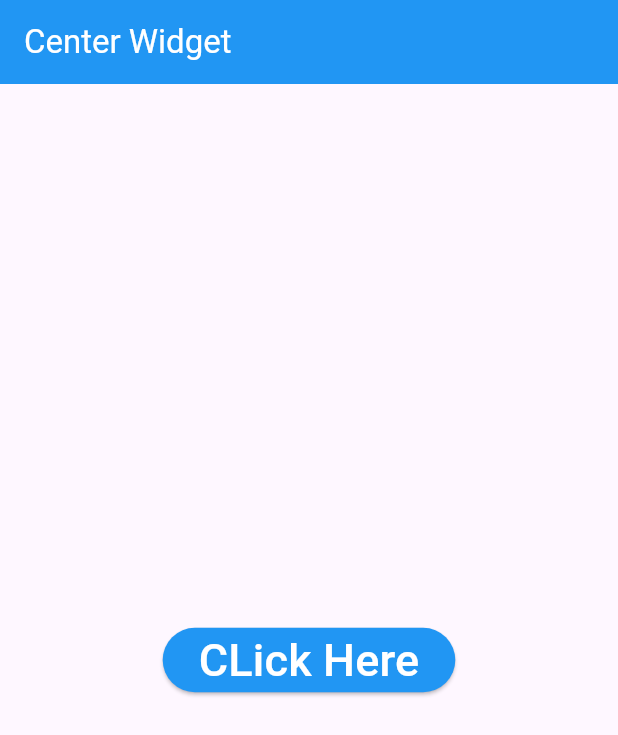
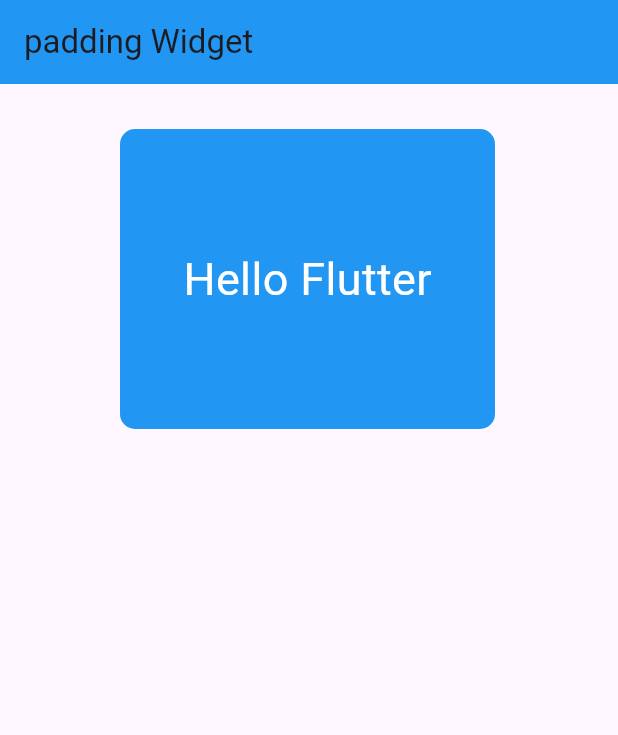
Before and after one commit to Gulshid/Flutter-Shorts-, a Flutter app: the screen it shows after launch, on a phone screen of 412 x 824 dp. Shown: the top 735 px of the screen. Run offline on Flutter 3.47's test engine with Material 3 defaults, Android fonts, the phone set to English and light mode, and no system bars.

Commit message:
padding is done

```diff
--- /dev/null
+++ b/shorts/lib/ Basic Flutter Widgets/padding_widget.dart
@@ -0,0 +1,40 @@
+import 'package:flutter/material.dart';
+
+class PaddingWidget extends StatefulWidget {
+  const PaddingWidget({super.key});
+
+  @override
+  State<PaddingWidget> createState() => _PaddingWidgetState();
+}
+
+class _PaddingWidgetState extends State<PaddingWidget> {
+  @override
+  Widget build(BuildContext context) {
+    return Scaffold(
+      appBar: AppBar(
+        backgroundColor: Colors.blue,
+        title: Text("padding Widget"),
+      ),
+
+      body: Padding(
+        padding: const EdgeInsets.symmetric(vertical: 30.0, horizontal: 80),
+        child: Container(
+          height: 200,
+          width: 250,
+          padding: EdgeInsets.symmetric(vertical: 20, horizontal: 35),
+          decoration: BoxDecoration(
+            color: Colors.blue,
+            borderRadius: BorderRadius.circular(10),
+          ),
+
+          child: Center(
+            child: Text(
+              "Hello Flutter",
+              style: TextStyle(color: Colors.white, fontSize: 30),
+            ),
+          ),
+        ),
+      ),
+    );
+  }
+}
--- a/shorts/lib/main.dart
+++ b/shorts/lib/main.dart
@@ -1,5 +1,5 @@
 import 'package:flutter/material.dart';
-import 'package:shorts/%20Basic%20Flutter%20Widgets/center_widgets.dart';
+import 'package:shorts/%20Basic%20Flutter%20Widgets/padding_widget.dart';
 
 void main() {
   runApp(const MyApp());
@@ -10,6 +10,9 @@
 
   @override
   Widget build(BuildContext context) {
-    return MaterialApp(debugShowCheckedModeBanner: false, home: CenterWidgets());
+    return MaterialApp(
+      debugShowCheckedModeBanner: false,
+      home: PaddingWidget(),
+    );
   }
 }
```
Also changed, not shown: shorts/lib/ Basic Flutter Widgets/center_widget.dart (renamed from shorts/lib/ Basic Flutter Widgets/center_widgets.dart), shorts/lib/ Basic Flutter Widgets/column_widget.dart (renamed from shorts/lib/ Basic Flutter Widgets/column_widgets.dart), shorts/lib/ Basic Flutter Widgets/container_widget.dart (renamed from shorts/lib/ Basic Flutter Widgets/container_widgets.dart), shorts/lib/ Basic Flutter Widgets/flutter_widget.dart (renamed from shorts/lib/ Basic Flutter Widgets/flutter_widgets.dart), shorts/lib/ Basic Flutter Widgets/text_widget.dart (renamed from shorts/lib/ Basic Flutter Widgets/text_widgets.dart).
